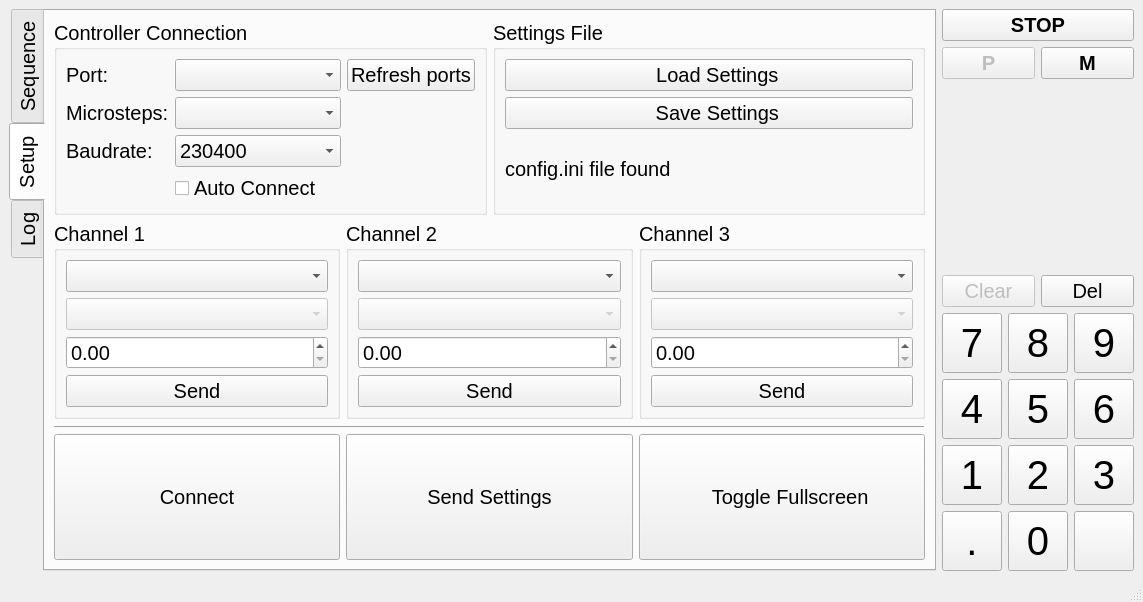
Above: SOFTWARE/poseidon_controller_gui.ui from finnock/poseidon before the change. Below: the same form after it.
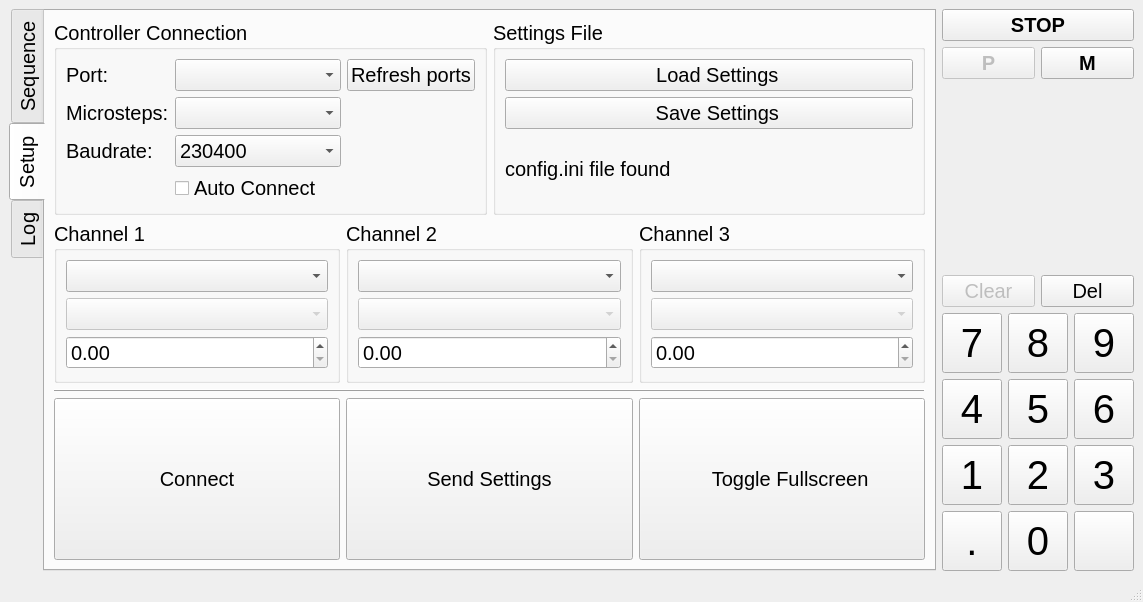
That is the form after the change. Icons and pictures are not drawn.

Commit message: - ui and connection to arduino working - jog working

Patch:
```diff
--- a/SOFTWARE/poseidon_controller_gui.ui
+++ b/SOFTWARE/poseidon_controller_gui.ui
@@ -1548,13 +1548,6 @@
                </property>
               </widget>
              </item>
-             <item>
-              <widget class="QPushButton" name="setup_channel_1_send_settings_button">
-               <property name="text">
-                <string>Send</string>
-               </property>
-              </widget>
-             </item>
             </layout>
            </widget>
           </item>
@@ -1581,13 +1574,6 @@
                </property>
               </widget>
              </item>
-             <item>
-              <widget class="QPushButton" name="setup_channel_2_send_settings_button">
-               <property name="text">
-                <string>Send</string>
-               </property>
-              </widget>
-             </item>
             </layout>
            </widget>
           </item>
@@ -1614,13 +1600,6 @@
                </property>
               </widget>
              </item>
-             <item>
-              <widget class="QPushButton" name="setup_channel_3_send_settings_button">
-               <property name="text">
-                <string>Send</string>
-               </property>
-              </widget>
-             </item>
             </layout>
            </widget>
           </item>
```
Left out of the diff: 58 changed lines with no effect on the pictures. The commit also changes 4 other files.
